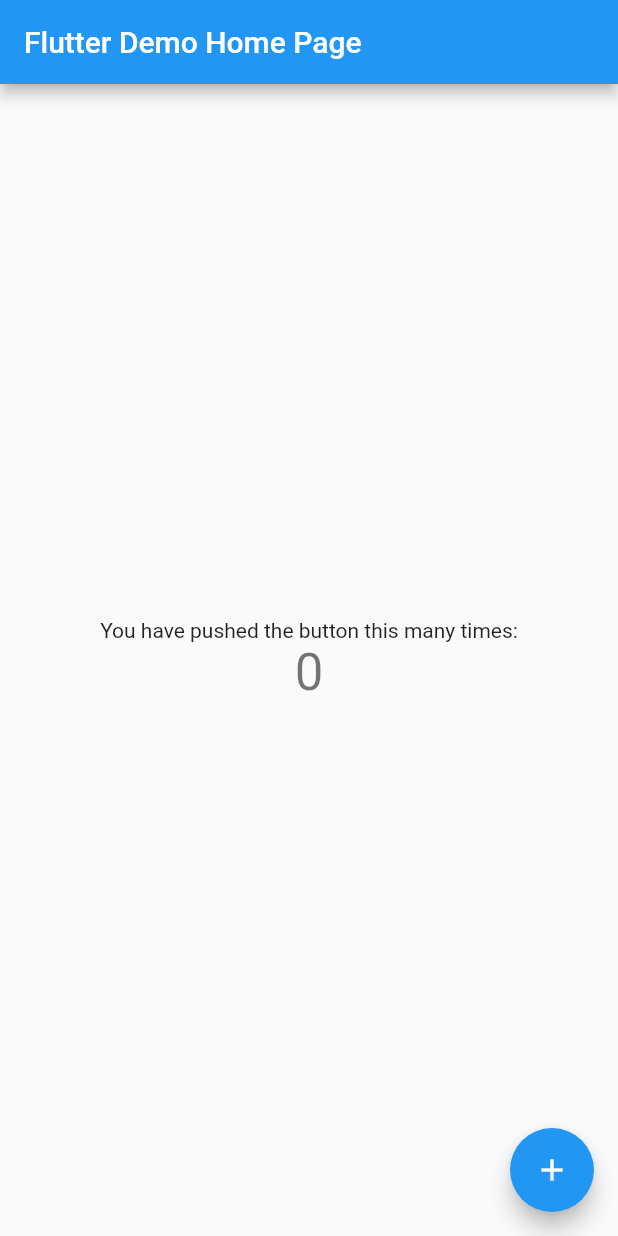
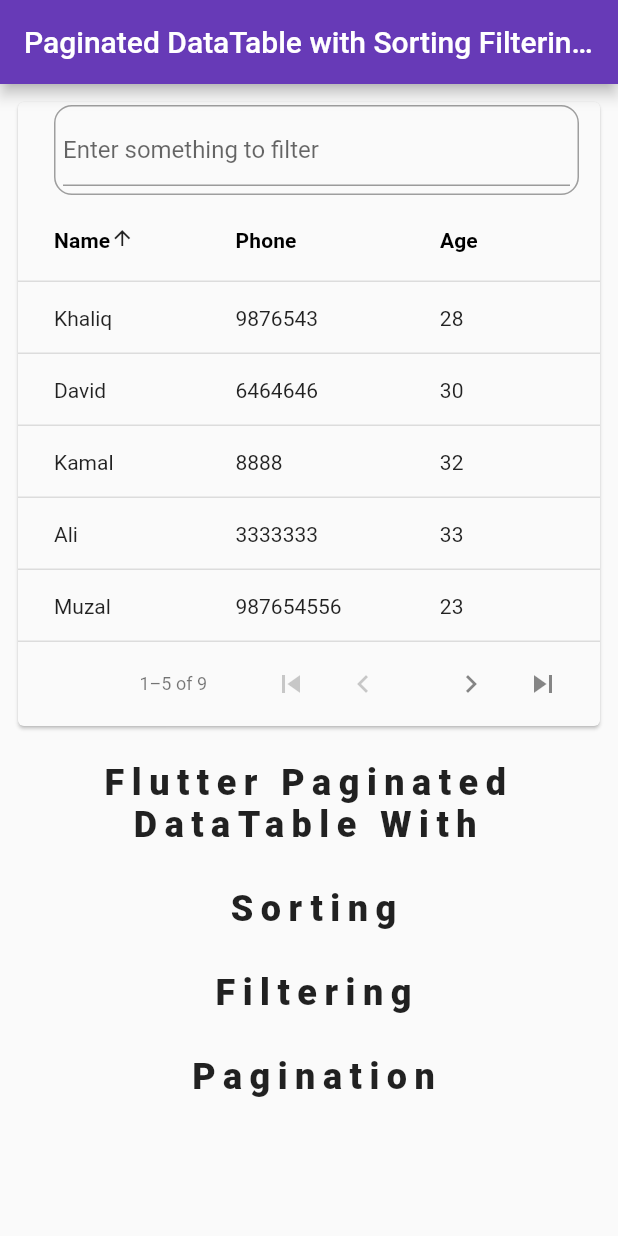
Before and after one commit to mftalha/Data_Table, a Flutter app: the screen it shows after launch, on a phone screen of 412 x 824 dp. Run offline on Flutter 3.47's test engine with Material 2 defaults, Android fonts, the phone set to English and light mode, and no system bars.

Commit message:
fix: update

```diff
--- /dev/null
+++ b/data_table2/lib/data.dart
@@ -0,0 +1,19 @@
+class Data {
+  String? name;
+  int? phone;
+  int? Age;
+
+  Data({required this.name, required this.phone, required this.Age});
+}
+
+List<Data> myData = [
+  Data(name: "Khaliq", phone: 09876543, Age: 28),
+  Data(name: "David", phone: 6464646, Age: 30),
+  Data(name: "Kamal", phone: 8888, Age: 32),
+  Data(name: "Ali", phone: 3333333, Age: 33),
+  Data(name: "Muzal", phone: 987654556, Age: 23),
+  Data(name: "Taimu", phone: 46464664, Age: 24),
+  Data(name: "Mehdi", phone: 5353535, Age: 36),
+  Data(name: "Rex", phone: 244242, Age: 38),
+  Data(name: "Alex", phone: 323232323, Age: 29),
+];
--- a/data_table2/lib/main.dart
+++ b/data_table2/lib/main.dart
@@ -1,12 +1,12 @@
 import 'package:flutter/material.dart';
-//import 'package:data_table_2/data_table_2.dart';
+import 'package:data_table2/data.dart';
 
 void main() {
   runApp(const MyApp());
 }
 
 class MyApp extends StatelessWidget {
-  const MyApp({super.key});
+  const MyApp({Key? key}) : super(key: key);
 
   // This widget is the root of your application.
   @override
@@ -14,34 +14,16 @@
     return MaterialApp(
       title: 'Flutter Demo',
       theme: ThemeData(
-        // This is the theme of your application.
-        //
-        // Try running your application with "flutter run". You'll see the
-        // application has a blue toolbar. Then, without quitting the app, try
-        // changing the primarySwatch below to Colors.green and then invoke
-        // "hot reload" (press "r" in the console where you ran "flutter run",
-        // or simply save your changes to "hot reload" in a Flutter IDE).
-        // Notice that the counter didn't reset back to zero; the application
-        // is not restarted.
-        primarySwatch: Colors.blue,
+        primarySwatch: Colors.deepPurple,
       ),
-      home: const MyHomePage(title: 'Flutter Demo Home Page'),
+      home: const MyHomePage(
+          title: 'Paginated DataTable with Sorting Filtering & Pagination'),
     );
   }
 }
 
 class MyHomePage extends StatefulWidget {
-  const MyHomePage({super.key, required this.title});
-
-  // This widget is the home page of your application. It is stateful, meaning
-  // that it has a State object (defined below) that contains fields that affect
-  // how it looks.
-
-  // This class is the configuration for the state. It holds the values (in this
-  // case the title) provided by the parent (in this case the App widget) and
-  // used by the build method of the State. Fields in a Widget subclass are
-  // always marked "final".
-
+  const MyHomePage({Key? key, required this.title}) : super(key: key);
   final String title;
 
   @override
@@ -49,68 +31,173 @@
 }
 
 class _MyHomePageState extends State<MyHomePage> {
-  int _counter = 0;
+  bool sort = true;
+  List<Data>? filterData;
 
-  void _incrementCounter() {
-    setState(() {
-      // This call to setState tells the Flutter framework that something has
-      // changed in this State, which causes it to rerun the build method below
-      // so that the display can reflect the updated values. If we changed
-      // _counter without calling setState(), then the build method would not be
-      // called again, and so nothing would appear to happen.
-      _counter++;
-    });
+  //[MTS] sıralama işlemi için.
+  onsortColum(int columnIndex, bool ascending) {
+    if (columnIndex == 0) {
+      if (ascending) {
+        filterData!.sort((a, b) => a.name!.compareTo(b.name!));
+      } else {
+        filterData!.sort((a, b) => b.name!.compareTo(a.name!));
+      }
+    }
   }
 
   @override
+  void initState() {
+    filterData = myData;
+    super.initState();
+  }
+
+// [MTS] Filter process
+  TextEditingController controller = TextEditingController();
+
+  @override
   Widget build(BuildContext context) {
-    // This method is rerun every time setState is called, for instance as done
-    // by the _incrementCounter method above.
-    //
-    // The Flutter framework has been optimized to make rerunning build methods
-    // fast, so that you can just rebuild anything that needs updating rather
-    // than having to individually change instances of widgets.
     return Scaffold(
       appBar: AppBar(
-        // Here we take the value from the MyHomePage object that was created by
-        // the App.build method, and use it to set our appbar title.
         title: Text(widget.title),
       ),
-      body: Center(
-        // Center is a layout widget. It takes a single child and positions it
-        // in the middle of the parent.
-        child: Column(
-          // Column is also a layout widget. It takes a list of children and
-          // arranges them vertically. By default, it sizes itself to fit its
-          // children horizontally, and tries to be as tall as its parent.
-          //
-          // Invoke "debug painting" (press "p" in the console, choose the
-          // "Toggle Debug Paint" action from the Flutter Inspector in Android
-          // Studio, or the "Toggle Debug Paint" command in Visual Studio Code)
-          // to see the wireframe for each widget.
-          //
-          // Column has various properties to control how it sizes itself and
-          // how it positions its children. Here we use mainAxisAlignment to
-          // center the children vertically; the main axis here is the vertical
-          // axis because Columns are vertical (the cross axis would be
-          // horizontal).
-          mainAxisAlignment: MainAxisAlignment.center,
-          children: <Widget>[
-            const Text(
-              'You have pushed the button this many times:',
-            ),
-            Text(
-              '$_counter',
-              style: Theme.of(context).textTheme.headlineMedium,
-            ),
-          ],
+      body: Container(
+        padding: const EdgeInsets.all(8.0),
+        decoration: BoxDecoration(
+          color: Theme.of(context).canvasColor,
+          borderRadius: const BorderRadius.all(Radius.circular(10)),
+        ),
+        child: SingleChildScrollView(
+          //[MTS] alttaki sarı yazıyı kaldırmak için.
+          child: Column(
+            crossAxisAlignment: CrossAxisAlignment.start,
+            children: [
+              SizedBox(
+                  width: double.infinity,
+                  child: Theme(
+                    data: ThemeData.light()
+                        .copyWith(cardColor: Theme.of(context).canvasColor),
+                    child: PaginatedDataTable(
+                      sortColumnIndex: 0,
+                      sortAscending: sort,
+                      header: Container(
+                        //[MTS] For filter
+                        padding: const EdgeInsets.all(5),
+                        decoration: BoxDecoration(
+                            border: Border.all(
+                              color: Colors.grey,
+                            ),
+                            borderRadius: BorderRadius.circular(12)),
+                        child: TextField(
+                          //
+                          controller: controller,
+                          decoration: const InputDecoration(
+                              hintText: "Enter something to filter"),
+                          onChanged: (value) {
+                            setState(() {
+                              myData = filterData!
+                                  .where((element) =>
+                                      element.name!.contains(value))
+                                  .toList();
+                            });
+                          },
+                        ),
+                      ),
+                      source: RowSource(
+                        //[MTS] verilerin alındığı yer : galiba
+                        myData: myData,
+                        count: myData.length,
+                      ),
+                      rowsPerPage:
+                          5, // tablonun her bir sayfasında gösterilen veri miktarı
+                      columnSpacing: 8,
+                      columns: [
+                        DataColumn(
+                            label: const Text(
+                              "Name",
+                              style: TextStyle(
+                                  fontWeight: FontWeight.w600, fontSize: 14),
+                            ),
+                            //[MTS] : shorting processs
+                            onSort: (columnIndex, ascending) {
+                              setState(() {
+                                sort = !sort;
+                              });
+
+                              onsortColum(columnIndex, ascending);
+                            }),
+                        const DataColumn(
+                          label: Text(
+                            "Phone",
+                            style: TextStyle(
+                                fontWeight: FontWeight.w600, fontSize: 14),
+                          ),
+                        ),
+                        const DataColumn(
+                          label: Text(
+                            "Age",
+                            style: TextStyle(
+                                fontWeight: FontWeight.w600, fontSize: 14),
+                          ),
+                        ),
+                      ],
+                      showFirstLastButtons:
+                          true, // tablonun altında ilk veya son sayfayı göster seçeneğinin gösterilmesi için.
+                      //showCheckboxColumn: false,
+                      //availableRowsPerPage: [5, 10, 20, 50, 100],
+                      //initialFirstRowIndex: 5,
+                    ),
+                  )),
+              const SizedBox(height: 20),
+              const Center(
+                child: Text(
+                  "Flutter Paginated DataTable With \n\n Sorting \n\n Filtering \n\n Pagination",
+                  style: TextStyle(
+                      fontSize: 24,
+                      fontWeight: FontWeight.w900,
+                      letterSpacing: 5),
+                  textAlign: TextAlign.center,
+                ),
+              )
+            ],
+          ),
         ),
       ),
-      floatingActionButton: FloatingActionButton(
-        onPressed: _incrementCounter,
-        tooltip: 'Increment',
-        child: const Icon(Icons.add),
-      ), // This trailing comma makes auto-formatting nicer for build methods.
     );
   }
 }
+
+class RowSource extends DataTableSource {
+  var myData;
+  final count;
+  RowSource({
+    required this.myData,
+    required this.count,
+  });
+
+  @override
+  DataRow? getRow(int index) {
+    if (index < rowCount) {
+      return recentFileDataRow(myData![index]);
+    } else
+      return null;
+  }
+
+  @override
+  bool get isRowCountApproximate => false;
+
+  @override
+  int get rowCount => count;
+
+  @override
+  int get selectedRowCount => 0;
+}
+
+DataRow recentFileDataRow(var data) {
+  return DataRow(
+    cells: [
+      DataCell(Text(data.name ?? "Name")),
+      DataCell(Text(data.phone.toString())),
+      DataCell(Text(data.Age.toString())),
+    ],
+  );
+}
```
